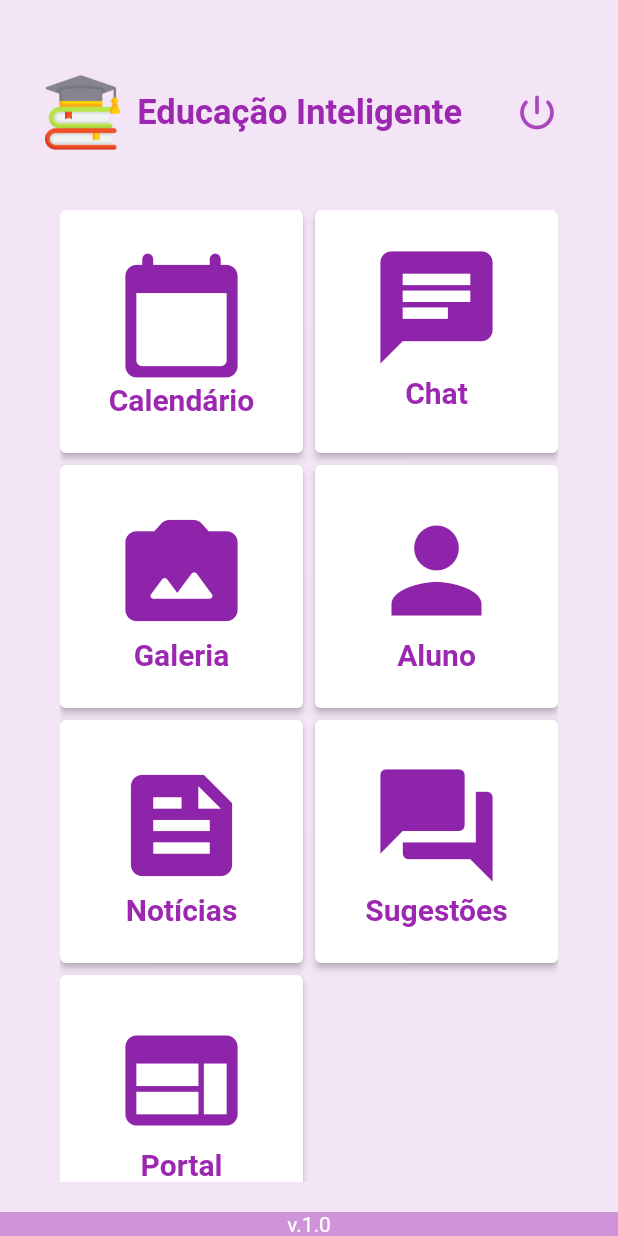
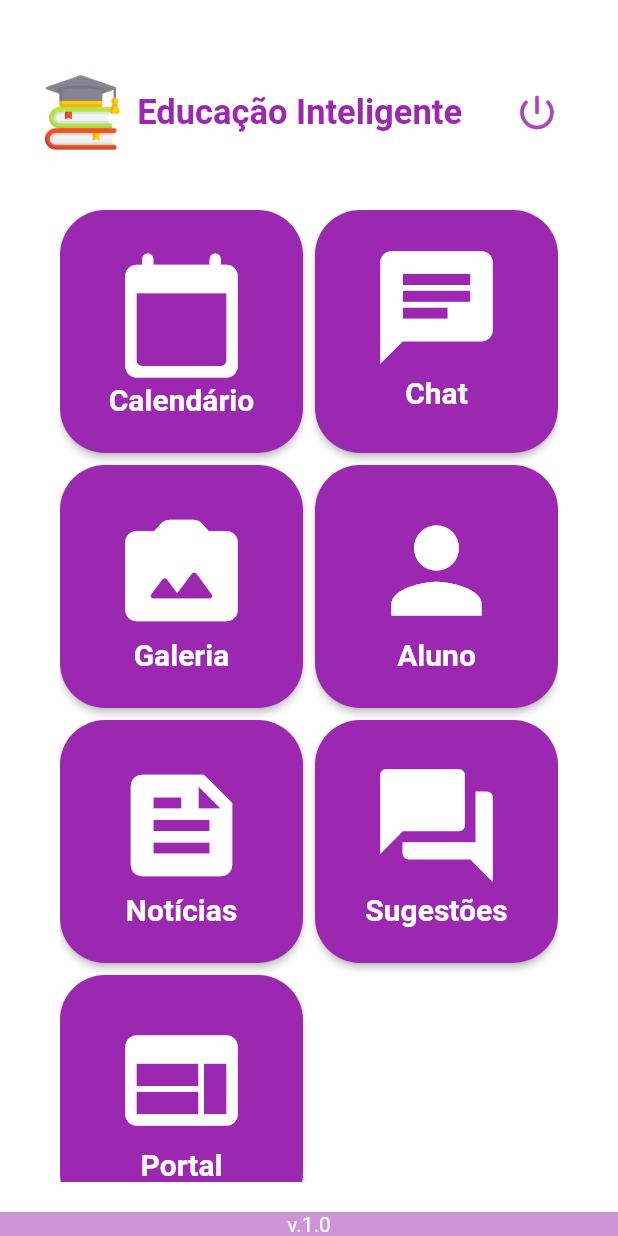
Before and after one commit to Davi-Nascimento15/Educacao-Inteligente-Mobile, a Flutter app: the Home screen opened directly, on a phone screen of 412 x 824 dp. Run offline on Flutter 3.47's test engine with Material 2 defaults, Android fonts, the phone set to English and light mode, and no system bars; our stand-ins replace flutter_local_notifications, table_calendar; accounts and stored records are empty; network calls fail.

Commit message:
Updat
Update

```diff
--- a/Educacao_Inteligente_Mobile/educacao_inteligente_mobile/lib/model/usuario.dart
+++ b/Educacao_Inteligente_Mobile/educacao_inteligente_mobile/lib/model/usuario.dart
@@ -11,12 +11,14 @@ class Usuario {
   String nomeAluno;
   int turnoAluno;
   int turmaidAluno;
+  int escolaID;
 
   Usuario(
       {this.idmatricula,
       this.nome,
       this.senha,
       this.tipo,
+      this.escolaID,
       this.idaluno,
       this.anoAluno,
       this.matriculaAluno,
@@ -30,7 +32,8 @@ class Usuario {
         idmatricula: json['idmatricula'],
         nome: json['nome'],
         senha: json['senha'],
-        tipo: json['tipo']);
+        tipo: json['tipo'],
+        escolaID: json['EscolaID']);
   }
 
   //Json > Usuario
@@ -40,6 +43,7 @@ class Usuario {
         nome: json['nomeUsuario'],
         senha: json['senhaUsuario'],
         tipo: json['tipoUsuario'],
+        escolaID: json['EscolaID'],
         idaluno: json['idaluno'],
         anoAluno: json['ano'],
         matriculaAluno: json['matricula'],
@@ -50,7 +54,12 @@ class Usuario {
 
   //Usuario > Json
   Map<String, dynamic> toJson() {
-    return {"nome": nome, "senha": senha, "tipo": tipo};
+    return {
+      "nome": nome,
+      "senha": senha,
+      "tipo": tipo,
+      "escola_idescola": escolaID
+    };
   }
 }
 
--- a/Educacao_Inteligente_Mobile/educacao_inteligente_mobile/lib/screens/aluno.dart
+++ b/Educacao_Inteligente_Mobile/educacao_inteligente_mobile/lib/screens/aluno.dart
@@ -30,7 +30,12 @@ class _AlunoState extends State<Aluno> {
               const Padding(padding: EdgeInsets.all(30)),
               ElevatedButton(
                 style: ElevatedButton.styleFrom(
-                    primary: Colors.white, onPrimary: Colors.purple[50]),
+                  primary: Colors.purple,
+                  onPrimary: Colors.purple[50],
+                  shape: RoundedRectangleBorder(
+                    borderRadius: BorderRadius.circular(30.0),
+                  ),
+                ),
                 onPressed: () {
                   Navigator.push(
                     context,
@@ -42,19 +47,19 @@ class _AlunoState extends State<Aluno> {
                   );
                 },
                 child: Padding(
-                  padding: const EdgeInsets.fromLTRB(0, 10, 0, 0),
+                  padding: const EdgeInsets.fromLTRB(0, 15, 0, 15),
                   child: Column(
-                    children: [
+                    children: const [
                       Icon(
                         Icons.calendar_today_rounded,
                         size: 40,
-                        color: Colors.purple[600],
+                        color: Colors.white,
                       ),
-                      const Text(
+                      Text(
                         "Faltas",
                         style: TextStyle(
                           fontSize: 20,
-                          color: Colors.purple,
+                          color: Colors.white,
                           fontWeight: FontWeight.bold,
                           // fontFamily: 'Ms Madi')
                         ),
--- a/Educacao_Inteligente_Mobile/educacao_inteligente_mobile/lib/screens/home.dart
+++ b/Educacao_Inteligente_Mobile/educacao_inteligente_mobile/lib/screens/home.dart
@@ -29,7 +29,7 @@ class _HomeState extends State<Home> {
   @override
   Widget build(BuildContext context) {
     return Scaffold(
-      backgroundColor: Colors.purple[50],
+      backgroundColor: Colors.white,
       body: Padding(
         padding: const EdgeInsets.fromLTRB(0, 20, 0, 0),
         child: Column(
@@ -94,8 +94,12 @@ class _HomeState extends State<Home> {
                     children: [
                       ElevatedButton(
                         style: ElevatedButton.styleFrom(
-                            primary: Colors.white,
-                            onPrimary: Colors.purple[50]),
+                          primary: Colors.purple,
+                          onPrimary: Colors.purple[50],
+                          shape: RoundedRectangleBorder(
+                            borderRadius: BorderRadius.circular(30.0),
+                          ),
+                        ),
                         onPressed: () {
                           Navigator.push(
                             context,
@@ -109,17 +113,17 @@ class _HomeState extends State<Home> {
                         child: Padding(
                           padding: const EdgeInsets.fromLTRB(0, 25, 0, 0),
                           child: Column(
-                            children: [
+                            children: const [
                               Icon(
                                 Icons.calendar_today_rounded,
                                 size: 90,
-                                color: Colors.purple[600],
+                                color: Colors.white,
                               ),
-                              const Text(
+                              Text(
                                 "Calendário",
                                 style: TextStyle(
                                   fontSize: 20,
-                                  color: Colors.purple,
+                                  color: Colors.white,
                                   fontWeight: FontWeight.bold,
                                   // fontFamily: 'Ms Madi')
                                 ),
@@ -130,8 +134,12 @@ class _HomeState extends State<Home> {
                       ),
                       ElevatedButton(
                         style: ElevatedButton.styleFrom(
-                            primary: Colors.white,
-                            onPrimary: Colors.purple[50]),
+                          primary: Colors.purple,
+                          onPrimary: Colors.purple[50],
+                          shape: RoundedRectangleBorder(
+                            borderRadius: BorderRadius.circular(30.0),
+                          ),
+                        ),
                         onPressed: () {
                           Navigator.push(
                             context,
@@ -145,19 +153,18 @@ class _HomeState extends State<Home> {
                         child: Padding(
                           padding: const EdgeInsets.fromLTRB(0, 20, 0, 0),
                           child: Column(
-                            children: [
+                            children: const [
                               Icon(
                                 Icons.chat,
                                 size: 90,
-                                color: Colors.purple[600],
+                                color: Colors.white,
                               ),
-                              const Text(
+                              Text(
                                 "Chat",
                                 style: TextStyle(
                                   fontSize: 20,
-                                  color: Colors.purple,
+                                  color: Colors.white,
                                   fontWeight: FontWeight.bold,
-                                  // fontFamily: 'Ms Madi')
                                 ),
                               ),
                             ],
@@ -166,25 +173,28 @@ class _HomeState extends State<Home> {
                       ),
                       ElevatedButton(
                         style: ElevatedButton.styleFrom(
-                            primary: Colors.white,
-                            onPrimary: Colors.purple[50]),
+                          primary: Colors.purple,
+                          onPrimary: Colors.purple[50],
+                          shape: RoundedRectangleBorder(
+                            borderRadius: BorderRadius.circular(30.0),
+                          ),
+                        ),
                         onPressed: () {},
                         child: Padding(
                           padding: const EdgeInsets.fromLTRB(0, 25, 0, 0),
                           child: Column(
-                            children: [
+                            children: const [
                               Icon(
                                 Icons.photo_camera_back_rounded,
                                 size: 90,
-                                color: Colors.purple[600],
+                                color: Colors.white,
                               ),
-                              const Text(
+                              Text(
                                 "Galeria",
                                 style: TextStyle(
                                   fontSize: 20,
-                                  color: Colors.purple,
+                                  color: Colors.white,
                                   fontWeight: FontWeight.bold,
-                                  // fontFamily: 'Ms Madi')
                                 ),
                               ),
                             ],
@@ -193,8 +203,12 @@ class _HomeState extends State<Home> {
                       ),
                       ElevatedButton(
                         style: ElevatedButton.styleFrom(
-                            primary: Colors.white,
-                            onPrimary: Colors.purple[50]),
+                          primary: Colors.purple,
+                          onPrimary: Colors.purple[50],
+                          shape: RoundedRectangleBorder(
+                            borderRadius: BorderRadius.circular(30.0),
+                          ),
+                        ),
                         onPressed: () {
                           Navigator.push(
                             context,
@@ -208,17 +222,17 @@ class _HomeState extends State<Home> {
                         child: Padding(
                           padding: const EdgeInsets.fromLTRB(0, 25, 0, 0),
                           child: Column(
-                            children: [
+                            children: const [
                               Icon(
                                 Icons.person,
                                 size: 90,
-                                color: Colors.purple[600],
+                                color: Colors.white,
                               ),
-                              const Text(
+                              Text(
                                 "Aluno",
                                 style: TextStyle(
                                   fontSize: 20,
-                                  color: Colors.purple,
+                                  color: Colors.white,
                                   fontWeight: FontWeight.bold,
                                   // fontFamily: 'Ms Madi')
                                 ),
@@ -229,8 +243,12 @@ class _HomeState extends State<Home> {
                       ),
                       ElevatedButton(
                         style: ElevatedButton.styleFrom(
-                            primary: Colors.white,
-                            onPrimary: Colors.purple[50]),
+                          primary: Colors.purple,
+                          onPrimary: Colors.purple[50],
+                          shape: RoundedRectangleBorder(
+                            borderRadius: BorderRadius.circular(30.0),
+                          ),
+                        ),
                         onPressed: () {
                           Navigator.push(
                             context,
@@ -244,17 +262,17 @@ class _HomeState extends State<Home> {
                         child: Padding(
                           padding: const EdgeInsets.fromLTRB(0, 25, 0, 0),
                           child: Column(
-                            children: [
+                            children: const [
                               Icon(
                                 Icons.feed,
                                 size: 90,
-                                color: Colors.purple[600],
+                                color: Colors.white,
                               ),
-                              const Text(
+                              Text(
                                 "Notícias",
                                 style: TextStyle(
                                   fontSize: 20,
-                                  color: Colors.purple,
+                                  color: Colors.white,
                                   fontWeight: FontWeight.bold,
                                   // fontFamily: 'Ms Madi')
                                 ),
@@ -265,8 +283,12 @@ class _HomeState extends State<Home> {
                       ),
                       ElevatedButton(
                         style: ElevatedButton.styleFrom(
-                            primary: Colors.white,
-                            onPrimary: Colors.purple[50]),
+                          primary: Colors.purple,
+                          onPrimary: Colors.purple[50],
+                          shape: RoundedRectangleBorder(
+                            borderRadius: BorderRadius.circular(30.0),
+                          ),
+                        ),
                         onPressed: () {
                           Navigator.push(
                             context,
@@ -280,17 +302,17 @@ class _HomeState extends State<Home> {
                         child: Padding(
                           padding: const EdgeInsets.fromLTRB(0, 25, 0, 0),
                           child: Column(
-                            children: [
+                            children: const [
                               Icon(
                                 Icons.question_answer,
                                 size: 90,
-                                color: Colors.purple[600],
+                                color: Colors.white,
                               ),
-                              const Text(
+                              Text(
                                 "Sugestões",
                                 style: TextStyle(
                                   fontSize: 20,
-                                  color: Colors.purple,
+                                  color: Colors.white,
                                   fontWeight: FontWeight.bold,
                                   // fontFamily: 'Ms Madi')
                                 ),
@@ -301,25 +323,29 @@ class _HomeState extends State<Home> {
                       ),
                       ElevatedButton(
                         style: ElevatedButton.styleFrom(
-                            primary: Colors.white,
-                            onPrimary: Colors.purple[50]),
+                          primary: Colors.purple,
+                          onPrimary: Colors.purple[50],
+                          shape: RoundedRectangleBorder(
+                            borderRadius: BorderRadius.circular(30.0),
+                          ),
+                        ),
                         onPressed: () {
                           //abrirUrl();
                         },
                         child: Padding(
                           padding: const EdgeInsets.fromLTRB(0, 25, 0, 0),
                           child: Column(
-                            children: [
+                            children: const [
                               Icon(
                                 Icons.web,
                                 size: 90,
-                                color: Colors.purple[600],
+                                color: Colors.white,
                               ),
-                              const Text(
+                              Text(
                                 "Portal",
                                 style: TextStyle(
                                   fontSize: 20,
-                                  color: Colors.purple,
+                                  color: Colors.white,
                                   fontWeight: FontWeight.bold,
                                   // fontFamily: 'Ms Madi')
                                 ),
--- a/Educacao_Inteligente_Mobile/educacao_inteligente_mobile/lib/screens/login.dart
+++ b/Educacao_Inteligente_Mobile/educacao_inteligente_mobile/lib/screens/login.dart
@@ -108,6 +108,9 @@ class _LoginState extends State<Login> {
             style: ElevatedButton.styleFrom(
               primary: Colors.purple,
               onPrimary: Colors.purple[50],
+              shape: RoundedRectangleBorder(
+                borderRadius: BorderRadius.circular(30.0),
+              ),
             ),
             onPressed: () {
               if (_validacao(matricula.text, senha.text)) {
@@ -129,12 +132,12 @@ class _LoginState extends State<Login> {
               }
             },
             child: const Padding(
-              padding: EdgeInsets.all(10),
+              padding: EdgeInsets.fromLTRB(25, 15, 25, 15),
               child: Text(
                 'Entrar',
                 textAlign: TextAlign.center,
                 style: TextStyle(
-                    fontSize: 20,
+                    fontSize: 25,
                     color: Colors.white,
                     fontWeight: FontWeight.bold),
               ),
```
